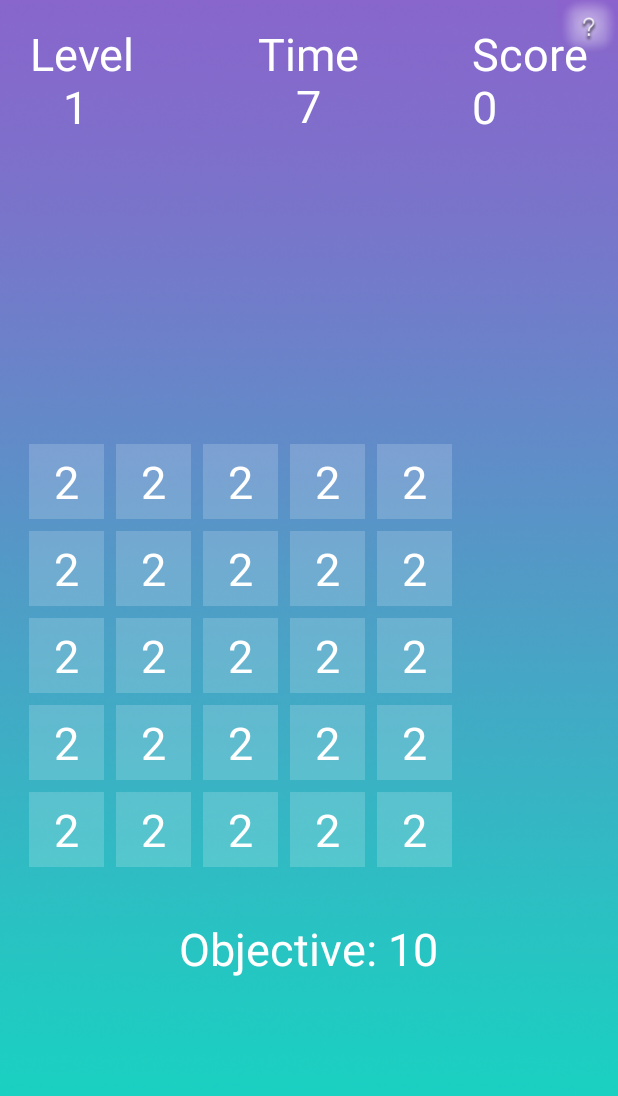
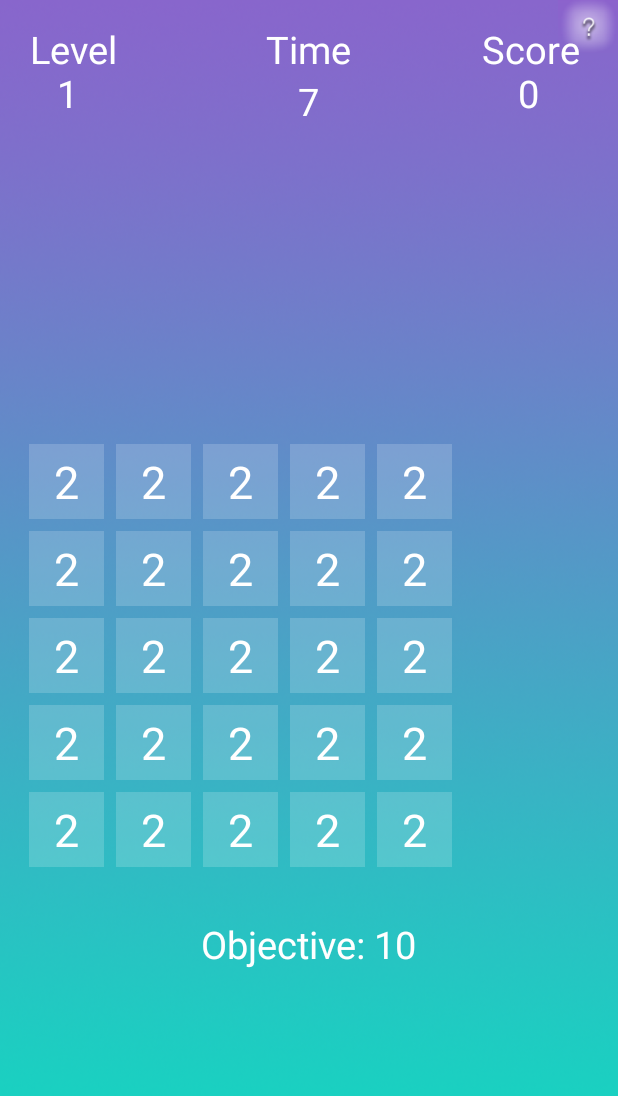
Before and after one commit to DaveDe/SumRun, an Android app: the screen it shows after launch (MainActivity), on a phone screen of 412 x 824 dp. Shown: the top 1096 px of the screen. Run offline under Robolectric (Android 15) with nearby library versions, the phone set to English and light mode, and no system bars.

Commit message:
fixed bugs

```diff
--- a/app/src/main/java/add/on/dave/sumrun/GameOver.java
+++ b/app/src/main/java/add/on/dave/sumrun/GameOver.java
@@ -136,5 +136,10 @@ public class GameOver extends Activity {
         interstitial.loadAd(adRequest);
     }
 
+    //back button does nothing
+    @Override
+    public void onBackPressed() {
+    }
+
 
 }
--- a/app/src/main/java/add/on/dave/sumrun/Help.java
+++ b/app/src/main/java/add/on/dave/sumrun/Help.java
@@ -113,5 +113,10 @@ public class Help extends Activity {
 
     }
 
+    //back button does nothing
+    @Override
+    public void onBackPressed() {
+    }
+
 
 }
--- a/app/src/main/res/layout/activity_main.xml
+++ b/app/src/main/res/layout/activity_main.xml
@@ -25,7 +25,7 @@
         android:paddingLeft="20dp"
         android:paddingTop="15dp"
         android:textColor="#ffffff"
-        android:textSize="30sp"/>
+        android:textSize="25sp"/>
 
     <TextView
         android:layout_width="wrap_content"
@@ -37,7 +37,7 @@
         android:layout_centerHorizontal="true"
         android:textColor="#ffffff"
         android:paddingTop="15dp"
-        android:textSize="30sp"/>
+        android:textSize="25sp"/>
 
     <TextView
         android:layout_width="wrap_content"
@@ -48,10 +48,10 @@
         android:layout_alignParentTop="true"
         android:layout_alignParentRight="true"
         android:layout_alignParentEnd="true"
-        android:paddingRight="20dp"
+        android:paddingRight="25dp"
         android:paddingTop="15dp"
         android:textColor="#ffffff"
-        android:textSize="30sp"/>
+        android:textSize="25sp"/>
 
     <TextView
         android:layout_width="wrap_content"
@@ -64,7 +64,7 @@
         android:layout_below="@+id/timeLabel"
         android:paddingTop="50dp"
         android:textColor="#ffffff"
-        android:textSize="30sp"/>
+        android:textSize="25sp"/>
 
 
     <TextView
@@ -137,6 +137,6 @@
         android:layout_centerHorizontal="true"
         android:paddingTop="@dimen/goal_padding"
         android:textColor="#ffffff"
-        android:textSize="30sp"/>
+        android:textSize="25sp"/>
 
 </RelativeLayout>
```
Also changed, not shown: app/src/main/java/add/on/dave/sumrun/MainActivity.java (+15 -2 lines), app/src/main/res/mipmap-hdpi/mutedbutton.png, app/src/main/res/mipmap-hdpi/unmutedbutton.png, app/src/main/res/mipmap-mdpi/mutedbutton.png, app/src/main/res/mipmap-mdpi/unmutedbutton.png, app/src/main/res/mipmap-xhdpi/mutedbutton.png, app/src/main/res/mipmap-xhdpi/unmutedbutton.png, app/src/main/res/mipmap-xxhdpi/mutedbutton.png, app/src/main/res/mipmap-xxhdpi/unmutedbutton.png.
